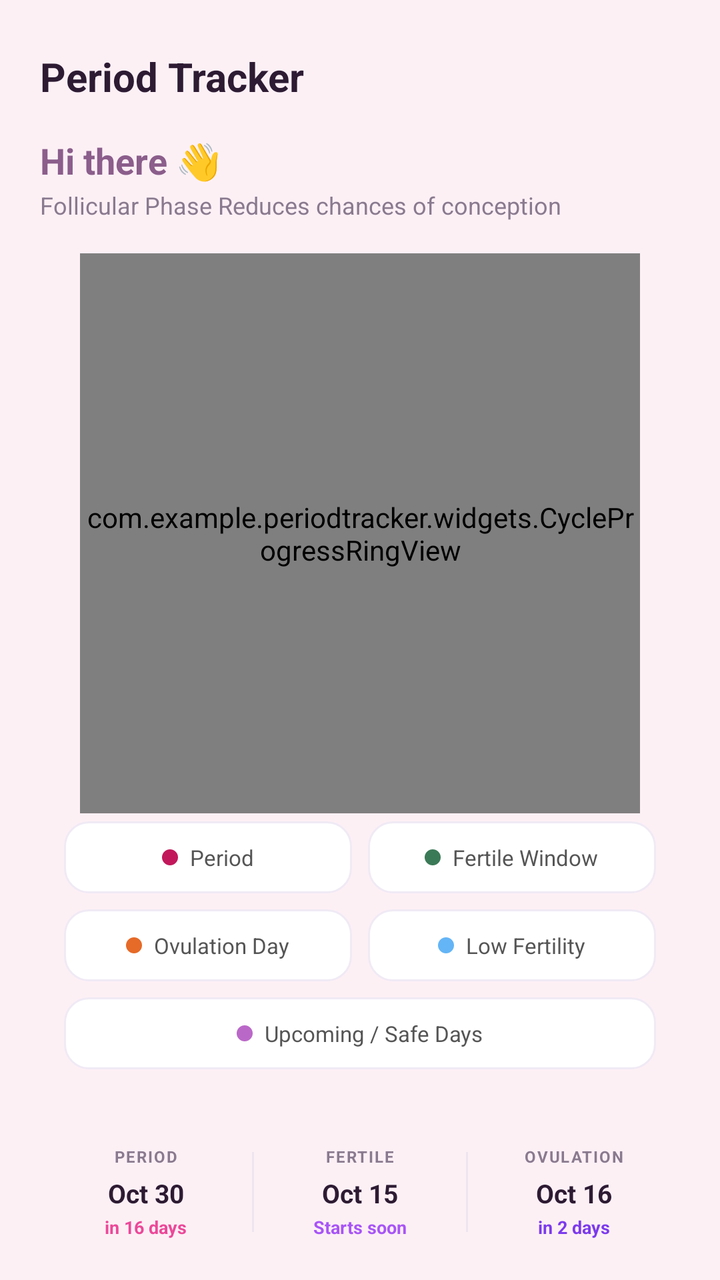
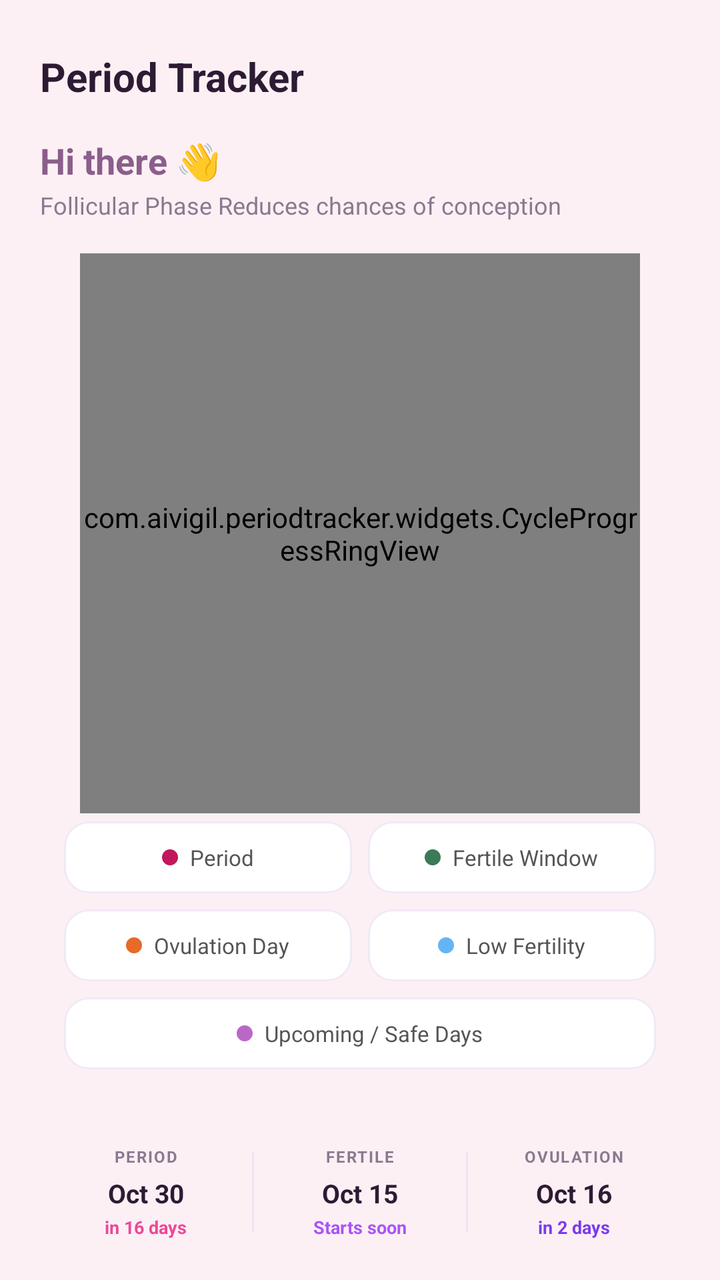

Before-and-after screenshots of an Android layout around one commit, followed by the original layout XML and the change that was made.
<!-- AndroidManifest.xml: application theme Theme.PeriodTracker -->
<!-- res/layout/fragment_home.xml -->
<?xml version="1.0" encoding="utf-8"?>
<androidx.core.widget.NestedScrollView
    xmlns:android="http://schemas.android.com/apk/res/android"
    xmlns:app="http://schemas.android.com/apk/res-auto"
    android:layout_width="match_parent"
    android:layout_height="match_parent"
    android:fillViewport="true"
    android:background="#FBF5F8">

    <LinearLayout
        android:layout_width="match_parent"
        android:layout_height="wrap_content"
        android:orientation="vertical">

        
        <LinearLayout
            android:id="@+id/heroSection"
            android:layout_width="match_parent"
            android:layout_height="wrap_content"
            android:orientation="vertical"
            android:background="#FDF0F5"
            android:paddingHorizontal="20dp"
            android:paddingTop="16dp"
            android:paddingBottom="24dp">

            
            <androidx.constraintlayout.widget.ConstraintLayout
                android:layout_width="match_parent"
                android:layout_height="44dp">

                <LinearLayout
                    android:id="@+id/topBarLeft"
                    android:layout_width="0dp"
                    android:layout_height="wrap_content"
                    android:orientation="vertical"
                    app:layout_constraintStart_toStartOf="parent"
                    app:layout_constraintTop_toTopOf="parent"
                    app:layout_constraintBottom_toBottomOf="parent"
                   app:layout_constraintEnd_toEndOf="parent">



                    <TextView
                        android:id="@+id/tvAppLabel"
                        android:layout_width="wrap_content"
                        android:layout_height="wrap_content"
                        android:text="Period Tracker"
                        android:textSize="20sp"
                        android:textStyle="bold"
                        android:textColor="#2D1B33" />
                </LinearLayout>





            </androidx.constraintlayout.widget.ConstraintLayout>

            
            <TextView
                android:id="@+id/tvGreeting"
                android:layout_width="wrap_content"
                android:layout_height="wrap_content"
                android:layout_marginTop="8dp"
                android:textSize="18sp"
                android:textStyle="bold"
                android:textColor="#8B5E8B"
                android:text="Hi there 👋" />


            <TextView
                android:id="@+id/tvPhaseSubheading"
                android:layout_width="wrap_content"
                android:layout_height="wrap_content"
                android:layout_marginTop="2dp"
                android:text="Follicular Phase Reduces chances of conception"
                android:textSize="12sp"
                android:textColor="#8A7A8F" />


            
            <FrameLayout
                android:layout_width="280dp"
                android:layout_height="280dp"
                android:layout_gravity="center_horizontal"
                android:layout_marginTop="16dp">

                <com.example.periodtracker.widgets.CycleProgressRingView
                    android:id="@+id/cycleRing"
                    android:layout_width="match_parent"
                    android:layout_height="match_parent" />

            </FrameLayout>



            
            <LinearLayout
                android:id="@+id/legendContainer"
                android:layout_width="match_parent"
                android:layout_height="wrap_content"
                android:orientation="vertical"
                android:gravity="center_horizontal"
                android:paddingTop="4dp"
                android:paddingBottom="8dp"
                android:paddingStart="12dp"
                android:paddingEnd="12dp">

                
                <LinearLayout
                    android:layout_width="match_parent"
                    android:layout_height="wrap_content"
                    android:orientation="horizontal"
                    android:weightSum="2">

                    
                    <LinearLayout
                        android:layout_width="0dp"
                        android:layout_height="36dp"
                        android:layout_weight="1"
                        android:layout_marginEnd="4dp"
                        android:orientation="horizontal"
                        android:gravity="center"
                        android:background="@drawable/bg_legend_card">

                        <View
                            android:layout_width="8dp"
                            android:layout_height="8dp"
                            android:background="@drawable/bg_dot_period" />

                        <TextView
                            android:layout_width="wrap_content"
                            android:layout_height="wrap_content"
                            android:layout_marginStart="6dp"
                            android:text="Period"
                            android:textColor="#555555"
                            android:textSize="11sp"
                            android:maxLines="1" />

                    </LinearLayout>

                    
                    <LinearLayout
                        android:layout_width="0dp"
                        android:layout_height="36dp"
                        android:layout_weight="1"
                        android:layout_marginStart="4dp"
                        android:orientation="horizontal"
                        android:gravity="center"
                        android:background="@drawable/bg_legend_card">

                        <View
                            android:layout_width="8dp"
                            android:layout_height="8dp"
                            android:background="@drawable/bg_dot_fertile" />

                        <TextView
                            android:layout_width="wrap_content"
                            android:layout_height="wrap_content"
                            android:layout_marginStart="6dp"
                            android:text="Fertile Window"
                            android:textColor="#555555"
                            android:textSize="11sp"
                            android:maxLines="1" />

                    </LinearLayout>

                </LinearLayout>

                
                <LinearLayout
                    android:layout_width="match_parent"
                    android:layout_height="wrap_content"
                    android:orientation="horizontal"
                    android:layout_marginTop="8dp"
                    android:weightSum="2">

                    
                    <LinearLayout
                        android:layout_width="0dp"
                        android:layout_height="36dp"
                        android:layout_weight="1"
                        android:layout_marginEnd="4dp"
                        android:orientation="horizontal"
                        android:gravity="center"
                        android:background="@drawable/bg_legend_card">

                        <View
                            android:layout_width="8dp"
                            android:layout_height="8dp"
                            android:background="@drawable/bg_dot_ovulation" />

                        <TextView
                            android:layout_width="wrap_content"
                            android:layout_height="wrap_content"
                            android:layout_marginStart="6dp"
                            android:text="Ovulation Day"
                            android:textColor="#555555"
                            android:textSize="11sp"
                            android:maxLines="1" />

                    </LinearLayout>

                    
                    <LinearLayout
                        android:layout_width="0dp"
                        android:layout_height="36dp"
                        android:layout_weight="1"
                        android:layout_marginStart="4dp"
                        android:orientation="horizontal"
                        android:gravity="center"
                        android:background="@drawable/bg_legend_card">

                        <View
                            android:layout_width="8dp"
                            android:layout_height="8dp"
                            android:background="@drawable/bg_dot_low_fertility" />

                        <TextView
                            android:layout_width="wrap_content"
                            android:layout_height="wrap_content"
                            android:layout_marginStart="6dp"
                            android:text="Low Fertility"
                            android:textColor="#555555"
                            android:textSize="11sp"
                            android:maxLines="1" />

                    </LinearLayout>

                </LinearLayout>

                
                <LinearLayout
                    android:id="@+id/upcomingSafeDays"
                    android:layout_width="match_parent"
                    android:layout_height="36dp"
                    android:layout_marginTop="8dp"
                    android:orientation="horizontal"
                    android:gravity="center"
                    android:background="@drawable/bg_legend_card">

                    <View
                        android:layout_width="8dp"
                        android:layout_height="8dp"
                        android:background="@drawable/bg_dot_safe" />

                    <TextView
                        android:id="@+id/btnTestNotifications"
                        android:layout_width="wrap_content"
                        android:layout_height="wrap_content"
                        android:layout_marginStart="6dp"
                        android:text="Upcoming / Safe Days"
                        android:textColor="#555555"
                        android:textSize="11sp" />

                </LinearLayout>

            </LinearLayout>

            
            <LinearLayout
                android:id="@+id/statCardsRow"
                android:layout_width="match_parent"
                android:layout_height="wrap_content"
                android:layout_marginTop="18dp"
                android:orientation="horizontal"
                android:baselineAligned="false">

                <LinearLayout
                    android:id="@+id/cardPeriod"
                    android:layout_width="0dp"
                    android:layout_height="wrap_content"
                    android:layout_weight="1"
                    android:orientation="vertical"
                    android:gravity="center"
                    android:paddingVertical="12dp"
                    android:paddingHorizontal="4dp">
                    <TextView android:layout_width="wrap_content" android:layout_height="wrap_content"
                        android:text="PERIOD" android:textSize="8sp" android:textStyle="bold"
                        android:letterSpacing="0.08" android:textColor="#8A7A8F" />
                    <TextView android:id="@+id/tvPeriodCardValue" android:layout_width="wrap_content"
                        android:layout_height="wrap_content" android:layout_marginTop="4dp"
                        android:text="Oct 30" android:textSize="13sp" android:textStyle="bold"
                        android:textColor="#2D1B33" android:maxLines="1" android:ellipsize="end" />
                    <TextView android:id="@+id/tvPeriodCardSub" android:layout_width="wrap_content"
                        android:layout_height="wrap_content" android:layout_marginTop="2dp"
                        android:text="in 16 days" android:textSize="9sp" android:textStyle="bold"
                        android:textColor="#EC4899" android:maxLines="1" />
                </LinearLayout>

                <View android:layout_width="1dp" android:layout_height="40dp"
                    android:layout_gravity="center_vertical" android:background="#EDE6F0" />

                <LinearLayout
                    android:id="@+id/cardFertile"
                    android:layout_width="0dp"
                    android:layout_height="wrap_content"
                    android:layout_weight="1"
                    android:orientation="vertical"
                    android:gravity="center"
                    android:paddingVertical="12dp"
                    android:paddingHorizontal="4dp">
                    <TextView android:layout_width="wrap_content" android:layout_height="wrap_content"
                        android:text="FERTILE" android:textSize="8sp" android:textStyle="bold"
                        android:letterSpacing="0.08" android:textColor="#8A7A8F" />
                    <TextView android:id="@+id/tvFertileCardValue" android:layout_width="wrap_content"
                        android:layout_height="wrap_content" android:layout_marginTop="4dp"
                        android:text="Oct 15" android:textSize="13sp" android:textStyle="bold"
                        android:textColor="#2D1B33" android:maxLines="1" android:ellipsize="end" />
                    <TextView android:id="@+id/tvFertileCardSub" android:layout_width="wrap_content"
                        android:layout_height="wrap_content" android:layout_marginTop="2dp"
                        android:text="Starts soon" android:textSize="9sp" android:textStyle="bold"
                        android:textColor="#A855F7" android:maxLines="1" />
                </LinearLayout>

                <View android:layout_width="1dp" android:layout_height="40dp"
                    android:layout_gravity="center_vertical" android:background="#EDE6F0" />

                <LinearLayout
                    android:id="@+id/cardOvulation"
                    android:layout_width="0dp"
                    android:layout_height="wrap_content"
                    android:layout_weight="1"
                    android:orientation="vertical"
                    android:gravity="center"
                    android:paddingVertical="12dp"
                    android:paddingHorizontal="4dp">
                    <TextView android:layout_width="wrap_content" android:layout_height="wrap_content"
                        android:text="OVULATION" android:textSize="8sp" android:textStyle="bold"
                        android:letterSpacing="0.08" android:textColor="#8A7A8F" />
                    <TextView android:id="@+id/tvOvulationCardValue" android:layout_width="wrap_content"
                        android:layout_height="wrap_content" android:layout_marginTop="4dp"
                        android:text="Oct 16" android:textSize="13sp" android:textStyle="bold"
                        android:textColor="#2D1B33" android:maxLines="1" android:ellipsize="end" />
                    <TextView android:id="@+id/tvOvulationCardSub" android:layout_width="wrap_content"
                        android:layout_height="wrap_content" android:layout_marginTop="2dp"
                        android:text="in 2 days" android:textSize="9sp" android:textStyle="bold"
                        android:textColor="#7C3AED" android:maxLines="1" />
                </LinearLayout>

            </LinearLayout>

            
            <com.example.periodtracker.widgets.GradientButton
                android:id="@+id/btnLogPeriod"
                android:layout_width="match_parent"
                android:layout_height="wrap_content"
                android:layout_marginTop="20dp"
                android:text="💧  Log Today's Symptoms" />

        </LinearLayout>

        
        <LinearLayout
            android:layout_width="match_parent"
            android:layout_height="wrap_content"
            android:orientation="vertical"
            android:background="#FFFFFF"
            android:paddingHorizontal="20dp"
            android:paddingTop="20dp"
            android:paddingBottom="24dp">

            
            <androidx.constraintlayout.widget.ConstraintLayout
                android:layout_width="match_parent"
                android:layout_height="wrap_content"
                android:layout_marginBottom="12dp">
                <TextView
                    android:id="@+id/tvTodaySummaryLabel"
                    android:layout_width="0dp"
                    android:layout_height="wrap_content"
                    android:text="TODAY'S SUMMARY"
                    android:textSize="10sp"
                    android:textStyle="bold"
                    android:letterSpacing="0.08"
                    android:textColor="#8A7A8F"
                    app:layout_constraintStart_toStartOf="parent"
                    app:layout_constraintTop_toTopOf="parent"  />

            </androidx.constraintlayout.widget.ConstraintLayout>

            
            <androidx.constraintlayout.widget.ConstraintLayout
                android:id="@+id/todayTrackingCard"
                android:layout_width="match_parent"
                android:layout_height="wrap_content"
                android:padding="16dp">

                <androidx.constraintlayout.widget.Guideline
                    android:id="@+id/guideline"
                    android:layout_width="wrap_content"
                    android:layout_height="wrap_content"
                    android:orientation="vertical"
                    app:layout_constraintGuide_percent="0.5" />

                <TextView android:id="@+id/lblFlow"
                    android:layout_width="0dp"
                    android:layout_height="wrap_content"
                    android:text="FLOW"
                    android:textSize="12sp"
                    android:textStyle="bold"
                    android:letterSpacing="0.06"
                    android:textColor="#8A7A8F"
                    app:layout_constraintStart_toStartOf="parent"
                    app:layout_constraintEnd_toStartOf="@id/guideline"
                    app:layout_constraintTop_toTopOf="parent" />

                <TextView android:id="@+id/lblMood"
                    android:layout_width="0dp" android:layout_height="wrap_content"
                    android:text="MOOD" android:textSize="9sp" android:textStyle="bold"
                    android:letterSpacing="0.06" android:textColor="#8A7A8F"
                    android:layout_marginStart="8dp"
                    app:layout_constraintStart_toEndOf="@id/guideline"
                    app:layout_constraintEnd_toEndOf="parent"
                    app:layout_constraintTop_toTopOf="parent" />

                <TextView android:id="@+id/tvFlowValue"
                    android:layout_width="0dp" android:layout_height="wrap_content"
                    android:layout_marginTop="4dp" android:text="Light"
                    android:textSize="16sp" android:textStyle="bold" android:textColor="#2D1B33"
                    app:layout_constraintStart_toStartOf="parent"
                    app:layout_constraintEnd_toStartOf="@id/guideline"
                    app:layout_constraintTop_toBottomOf="@id/lblFlow" />

                <TextView android:id="@+id/tvMoodValue"
                    android:layout_width="0dp" android:layout_height="wrap_content"
                    android:layout_marginTop="4dp" android:layout_marginStart="8dp"
                    android:text="Energetic" android:textSize="16sp" android:textStyle="bold"
                    android:textColor="#2D1B33"
                    app:layout_constraintStart_toEndOf="@id/guideline"
                    app:layout_constraintEnd_toEndOf="parent"
                    app:layout_constraintTop_toBottomOf="@id/lblMood" />

                <View android:id="@+id/summaryDivider"
                    android:layout_width="0dp" android:layout_height="1dp"
                    android:background="#F0E8F3" android:layout_marginTop="14dp"
                    app:layout_constraintStart_toStartOf="parent"
                    app:layout_constraintEnd_toEndOf="parent"
                    app:layout_constraintTop_toBottomOf="@id/tvFlowValue" />

                <TextView android:id="@+id/lblBasal"
                    android:layout_width="0dp" android:layout_height="wrap_content"
                    android:text="BASAL TEMP" android:textSize="9sp" android:textStyle="bold"
                    android:letterSpacing="0.06" android:textColor="#8A7A8F"
                    android:layout_marginTop="14dp"
                    app:layout_constraintStart_toStartOf="parent"
                    app:layout_constraintEnd_toStartOf="@id/guideline"
                    app:layout_constraintTop_toBottomOf="@id/summaryDivider" />

                <TextView android:id="@+id/lblSymptoms"
                    android:layout_width="0dp"
                    android:layout_height="wrap_content"
                    android:text="SYMPTOMS"
                    android:textSize="9sp"
                    android:textStyle="bold"
                    android:letterSpacing="0.06"
                    android:textColor="#8A7A8F"
                    android:layout_marginTop="14dp"
                    android:layout_marginStart="8dp"
                    app:layout_constraintStart_toEndOf="@id/guideline"
                    app:layout_constraintEnd_toEndOf="parent"
                    app:layout_constraintTop_toBottomOf="@id/summaryDivider" />

                <TextView android:id="@+id/tvBasalValue"
                    android:layout_width="0dp"
                    android:layout_height="wrap_content"
                    android:layout_marginTop="4dp"
                    android:text="97.8°"
                    android:textSize="16sp"
                    android:textStyle="bold"
                    android:textColor="#2D1B33"
                    app:layout_constraintStart_toStartOf="parent"
                    app:layout_constraintEnd_toStartOf="@id/guideline"
                    app:layout_constraintTop_toBottomOf="@id/lblBasal" />

                <TextView
                    android:id="@+id/tvSymptomsValue"
                    android:layout_width="0dp"
                    android:layout_height="wrap_content"
                    android:layout_marginStart="8dp"
                    android:layout_marginTop="4dp"
                    android:text="None noted"
                    android:textColor="#2D1B33"
                    android:textSize="16sp"
                    android:textStyle="bold"
                    app:layout_constraintBottom_toBottomOf="@+id/tvBasalValue"
                    app:layout_constraintEnd_toEndOf="parent"
                    app:layout_constraintStart_toEndOf="@id/guideline"
                    app:layout_constraintTop_toBottomOf="@id/lblSymptoms" />









            </androidx.constraintlayout.widget.ConstraintLayout>

            
            <TextView
                android:layout_width="wrap_content" android:layout_height="wrap_content"
                android:layout_marginTop="24dp" android:text="Quick Actions"
                android:textSize="14sp" android:textStyle="bold" android:textColor="#2D1B33" />

            <LinearLayout android:layout_width="match_parent" android:layout_height="wrap_content"
                android:layout_marginTop="10dp" android:orientation="horizontal">
                <include android:id="@+id/statFlow" layout="@layout/item_home_quick_stat"
                    android:layout_width="0dp" android:layout_height="wrap_content" android:layout_weight="1" />
                <include android:id="@+id/statMood" layout="@layout/item_home_quick_stat"
                    android:layout_width="0dp" android:layout_height="wrap_content"
                    android:layout_weight="1" android:layout_marginStart="10dp" />
            </LinearLayout>

            <LinearLayout android:layout_width="match_parent" android:layout_height="wrap_content"
                android:layout_marginTop="10dp" android:orientation="horizontal">
                <include android:id="@+id/statSymptoms" layout="@layout/item_home_quick_stat"
                    android:layout_width="0dp" android:layout_height="wrap_content" android:layout_weight="1" />
                <include android:id="@+id/statNotes" layout="@layout/item_home_quick_stat"
                    android:layout_width="0dp" android:layout_height="wrap_content"
                    android:layout_weight="1" android:layout_marginStart="10dp" />
            </LinearLayout>

            
            <TextView android:layout_width="wrap_content" android:layout_height="wrap_content"
                android:layout_marginTop="28dp" android:text="Predictions"
                android:textSize="14sp" android:textStyle="bold" android:textColor="#2D1B33" />
            <TextView android:layout_width="wrap_content" android:layout_height="wrap_content"
                android:layout_marginTop="2dp" android:text="Based on your last 3 cycles"
                android:textSize="11sp" android:textColor="#8A7A8F" />

            
            <androidx.constraintlayout.widget.ConstraintLayout
                android:id="@+id/lastPeriodCard"
                android:layout_width="match_parent"
                android:layout_height="wrap_content"
                android:layout_marginTop="12dp"
                android:padding="14dp">

                <TextView android:id="@+id/iconPeriodPred"
                    android:layout_width="36dp" android:layout_height="36dp"
                    android:gravity="center" android:text="🩸" android:textSize="16sp"
                    app:layout_constraintStart_toStartOf="parent"
                    app:layout_constraintTop_toTopOf="parent"
                    app:layout_constraintBottom_toBottomOf="parent" />

                <TextView android:id="@+id/tvLastPeriodLabel"
                    android:layout_width="0dp" android:layout_height="wrap_content"
                    android:text="Next period estimated" android:textSize="11sp"
                    android:textStyle="bold" android:textColor="#2D1B33"
                    android:layout_marginStart="12dp"
                    app:layout_constraintStart_toEndOf="@id/iconPeriodPred"
                    app:layout_constraintEnd_toStartOf="@id/tagLoggedPeriod"
                    app:layout_constraintTop_toTopOf="parent" />

                <TextView android:id="@+id/tvLastPeriodDates"
                    android:layout_width="0dp" android:layout_height="wrap_content"
                    android:layout_marginTop="2dp" android:layout_marginStart="12dp"
                    android:text="in 16 days · Oct 30" android:textSize="13sp"
                    android:textStyle="bold" android:textColor="#EC4899"
                    app:layout_constraintStart_toEndOf="@id/iconPeriodPred"
                    app:layout_constraintEnd_toStartOf="@id/tagLoggedPeriod"
                    app:layout_constraintTop_toBottomOf="@id/tvLastPeriodLabel" />

                <TextView android:id="@+id/tvLastPeriodDetail"
                    android:layout_width="0dp" android:layout_height="wrap_content"
                    android:layout_marginTop="2dp" android:layout_marginStart="12dp"
                    android:text="Normal flow · 28-day cycle" android:textSize="10sp"
                    android:textColor="#8A7A8F"
                    app:layout_constraintStart_toEndOf="@id/iconPeriodPred"
                    app:layout_constraintEnd_toStartOf="@id/tagLoggedPeriod"
                    app:layout_constraintTop_toBottomOf="@id/tvLastPeriodDates" />

                <TextView android:id="@+id/tagLoggedPeriod"
                    android:layout_width="wrap_content" android:layout_height="wrap_content"
                    android:text="Logged" android:textSize="9sp" android:textStyle="bold"
                    android:textColor="#EC4899" android:paddingHorizontal="10dp"
                    android:paddingVertical="4dp"
                    app:layout_constraintEnd_toEndOf="parent"
                    app:layout_constraintTop_toTopOf="parent"
                    app:layout_constraintBottom_toBottomOf="parent" />
            </androidx.constraintlayout.widget.ConstraintLayout>

            
            <androidx.constraintlayout.widget.ConstraintLayout
                android:id="@+id/nextPeriodCard"
                android:layout_width="match_parent"
                android:layout_height="wrap_content"
                android:layout_marginTop="10dp"
                android:padding="14dp">

                <TextView android:id="@+id/iconFertilePred"
                    android:layout_width="36dp" android:layout_height="36dp"
                    android:gravity="center" android:text="🌸" android:textSize="16sp"
                    app:layout_constraintStart_toStartOf="parent"
                    app:layout_constraintTop_toTopOf="parent"
                    app:layout_constraintBottom_toBottomOf="parent" />

                <TextView android:id="@+id/tvNextPeriodLabel"
                    android:layout_width="0dp" android:layout_height="wrap_content"
                    android:text="Next fertile window" android:textSize="11sp"
                    android:textStyle="bold" android:textColor="#2D1B33"
                    android:layout_marginStart="12dp"
                    app:layout_constraintStart_toEndOf="@id/iconFertilePred"
                    app:layout_constraintEnd_toStartOf="@id/tagEstimatedPeriod"
                    app:layout_constraintTop_toTopOf="parent" />

                <TextView android:id="@+id/tvNextPeriodDate"
                    android:layout_width="0dp" android:layout_height="wrap_content"
                    android:layout_marginTop="2dp" android:layout_marginStart="12dp"
                    android:text="Oct 15 – Oct 21" android:textSize="13sp"
                    android:textStyle="bold" android:textColor="#A855F7"
                    app:layout_constraintStart_toEndOf="@id/iconFertilePred"
                    app:layout_constraintEnd_toStartOf="@id/tagEstimatedPeriod"
                    app:layout_constraintTop_toBottomOf="@id/tvNextPeriodLabel" />

                <TextView android:id="@+id/tvNextPeriodDetail"
                    android:layout_width="0dp" android:layout_height="wrap_content"
                    android:layout_marginTop="2dp" android:layout_marginStart="12dp"
                    android:text="Calculated from your 28-day avg" android:textSize="10sp"
                    android:textColor="#8A7A8F"
                    app:layout_constraintStart_toEndOf="@id/iconFertilePred"
                    app:layout_constraintEnd_toStartOf="@id/tagEstimatedPeriod"
                    app:layout_constraintTop_toBottomOf="@id/tvNextPeriodDate" />

                <TextView android:id="@+id/tagEstimatedPeriod"
                    android:layout_width="wrap_content" android:layout_height="wrap_content"
                    android:text="Estimated" android:textSize="9sp" android:textStyle="bold"
                    android:textColor="#7C3AED" android:paddingHorizontal="10dp"
                    android:paddingVertical="4dp"
                    app:layout_constraintEnd_toEndOf="parent"
                    app:layout_constraintTop_toTopOf="parent"
                    app:layout_constraintBottom_toBottomOf="parent" />
            </androidx.constraintlayout.widget.ConstraintLayout>

        </LinearLayout>
    </LinearLayout>
</androidx.core.widget.NestedScrollView>
<!-- res/layout/item_home_quick_stat.xml (included above) -->
<?xml version="1.0" encoding="utf-8"?>
<LinearLayout xmlns:android="http://schemas.android.com/apk/res/android"
    android:layout_width="match_parent"
    android:layout_height="wrap_content"
    android:orientation="horizontal"
    android:padding="12dp"
    android:gravity="center_vertical">

    <ImageView
        android:id="@+id/statIcon"
        android:layout_width="22dp"
        android:layout_height="22dp"
        android:layout_marginEnd="10dp"
        android:contentDescription="stat icon" />

    <LinearLayout
        android:layout_width="0dp"
        android:layout_height="wrap_content"
        android:layout_weight="1"
        android:orientation="vertical">

        <TextView
            android:id="@+id/statLabel"
            android:layout_width="wrap_content"
            android:layout_height="wrap_content"
            android:textSize="11sp"
            android:textStyle="bold"
            android:textColor="#2D1B33" />

        <TextView
            android:id="@+id/statValue"
            android:layout_width="wrap_content"
            android:layout_height="wrap_content"
            android:textSize="10sp"
            android:textColor="#8A7A8F" />
    </LinearLayout>
</LinearLayout>
<!-- resources referenced by this layout -->
<resources>
  <!-- drawable bg_dot_fertile (drawable) -->
  <?xml version="1.0" encoding="utf-8"?>
  <shape xmlns:android="http://schemas.android.com/apk/res/android"
      android:shape="oval">
  
      <solid android:color="#3B7A57" />
  
  </shape>
  <!-- drawable bg_dot_low_fertility (drawable) -->
  <shape xmlns:android="http://schemas.android.com/apk/res/android"
      android:shape="oval">
  
      <solid android:color="#64B5F6" />
  
  </shape>
  <!-- drawable bg_dot_ovulation (drawable) -->
  <shape xmlns:android="http://schemas.android.com/apk/res/android"
      android:shape="oval">
  
      <solid android:color="#E66A28" />
  
  </shape>
  <!-- drawable bg_dot_period (drawable) -->
  <?xml version="1.0" encoding="utf-8"?>
  <shape xmlns:android="http://schemas.android.com/apk/res/android"
      android:shape="oval">
  
      <solid android:color="#C2185B" />
  
  </shape>
  <!-- drawable bg_dot_safe (drawable) -->
  <?xml version="1.0" encoding="utf-8"?>
  <shape xmlns:android="http://schemas.android.com/apk/res/android"
      android:shape="oval">
  
      <solid android:color="#BA68C8" />
  
  </shape>
  <!-- drawable bg_legend_card (drawable) -->
  <?xml version="1.0" encoding="utf-8"?>
  <shape xmlns:android="http://schemas.android.com/apk/res/android"
      android:shape="rectangle">
      <solid android:color="#FFFFFF" />
      <corners android:radius="12dp" />
      <stroke
          android:width="1dp"
          android:color="#F0EAF5" />
  </shape>
  <style name="Theme.PeriodTracker" parent="Base.Theme.PeriodTracker" />
  <style name="Base.Theme.PeriodTracker" parent="Theme.Material3.DayNight.NoActionBar">
          
          <item name="android:windowTranslucentStatus">false</item>
          <item name="android:windowTranslucentNavigation">false</item>
      </style>
</resources>

<!-- the commit's change to res/layout/fragment_home.xml (unified diff, before → after) -->
@@ -1,4 +1,4 @@
-<?xml version="1.0" encoding="utf-8"?>
+﻿<?xml version="1.0" encoding="utf-8"?>
 <androidx.core.widget.NestedScrollView
     xmlns:android="http://schemas.android.com/apk/res/android"
     xmlns:app="http://schemas.android.com/apk/res-auto"
@@ -85,7 +85,7 @@
                 android:layout_gravity="center_horizontal"
                 android:layout_marginTop="16dp">
 
-                <com.example.periodtracker.widgets.CycleProgressRingView
+                <com.aivigil.periodtracker.widgets.CycleProgressRingView
                     android:id="@+id/cycleRing"
                     android:layout_width="match_parent"
                     android:layout_height="match_parent" />
@@ -341,7 +341,7 @@
             </LinearLayout>
 
             
-            <com.example.periodtracker.widgets.GradientButton
+            <com.aivigil.periodtracker.widgets.GradientButton
                 android:id="@+id/btnLogPeriod"
                 android:layout_width="match_parent"
                 android:layout_height="wrap_content"
